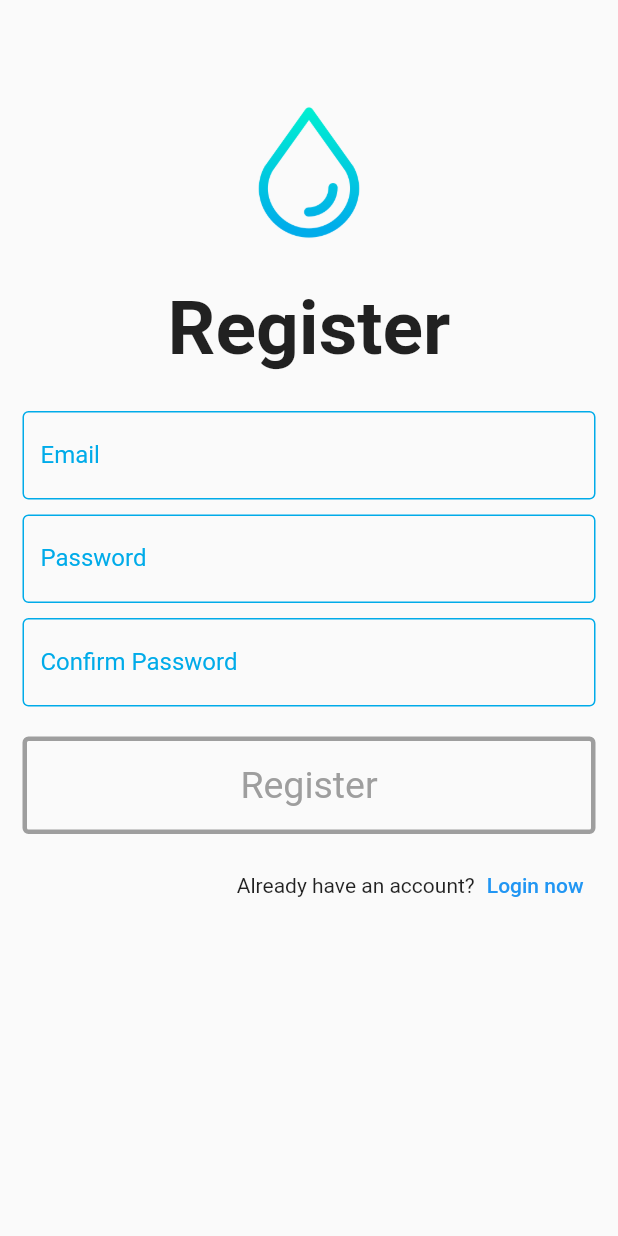
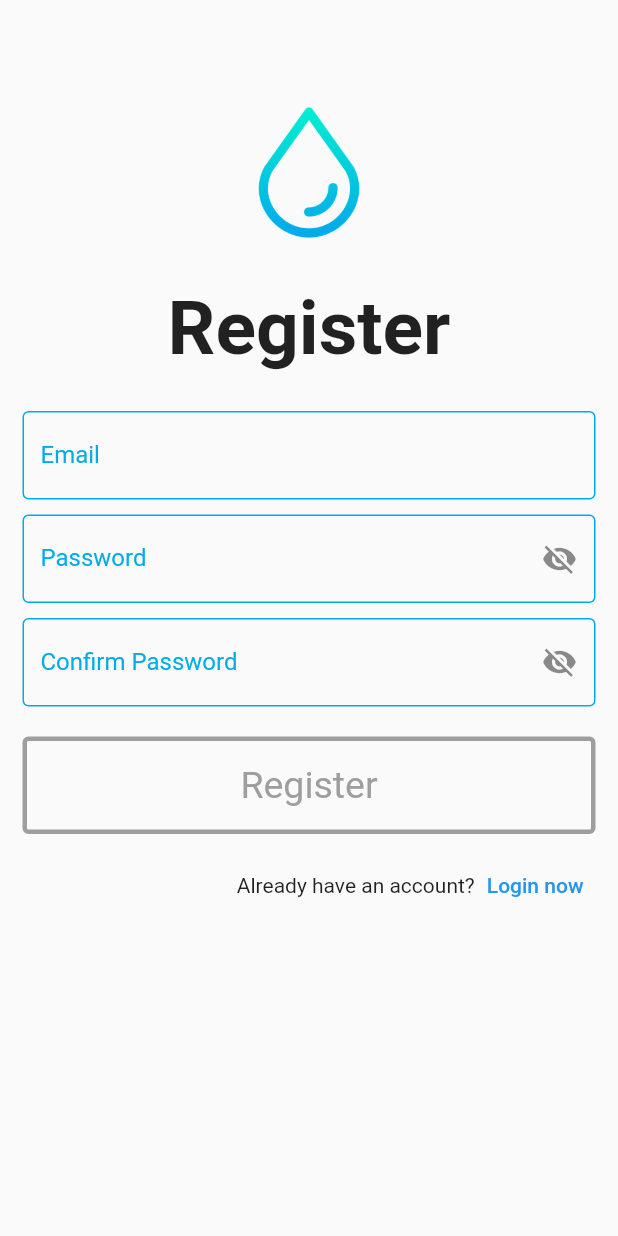
Before and after one commit to duythanh545/note_app, a Flutter app: the screen it shows after launch, after a tap on "Register now", on a phone screen of 412 x 824 dp. Run offline on Flutter 3.47's test engine with Material 2 defaults, Android fonts, the light colour scheme and no system bars; our stand-ins replace cloud_firestore, firebase_auth, firebase_core, google_sign_in; accounts and stored records are empty; network calls fail.

Commit message:
change a little bit

```diff
--- a/lib/components/text_field.dart
+++ b/lib/components/text_field.dart
@@ -16,10 +16,52 @@ class MyTextFiled extends StatelessWidget {
           label: Text(label, style: TextStyle(color: Color(0xFF00ABE9)),),
           enabledBorder: const OutlineInputBorder(
               borderSide: BorderSide(color: Color(0xFF00ABE9))),
-          focusedBorder: OutlineInputBorder(
+          focusedBorder: const OutlineInputBorder(
             borderSide: BorderSide(color: Color(0xFF00DFD5)),
           )),
       obscureText: obscureText,
     );
   }
 }
+
+class MyTextFiledPassword extends StatefulWidget {
+  final String label;
+  final TextEditingController controllerText;
+
+
+
+  const MyTextFiledPassword({Key? key, required this.label, required this.controllerText}) : super(key: key);
+
+  @override
+  State<MyTextFiledPassword> createState() => _MyTextFiledPasswordState();
+}
+
+class _MyTextFiledPasswordState extends State<MyTextFiledPassword> {
+   bool isPasswordVisible = true;
+
+  @override
+  Widget build(BuildContext context) {
+    return TextField(
+      controller: widget.controllerText,
+      decoration: InputDecoration(
+          label: Text(widget.label, style: TextStyle(color: Color(0xFF00ABE9)),),
+          enabledBorder: const OutlineInputBorder(
+              borderSide: BorderSide(color: Color(0xFF00ABE9))),
+          focusedBorder: const OutlineInputBorder(
+            borderSide: BorderSide(color: Color(0xFF00DFD5)),
+          ),
+        suffixIcon: IconButton(
+          icon: isPasswordVisible
+              ? Icon(Icons.visibility_off)
+              : Icon(Icons.visibility),
+          onPressed: () {
+            setState(() {
+              isPasswordVisible = !isPasswordVisible;
+            });
+          },
+        ),
+      ),
+      obscureText: isPasswordVisible,
+    );
+  }
+}
--- a/lib/model/sign_in_model.dart
+++ b/lib/model/sign_in_model.dart
@@ -1,7 +1,8 @@
 import 'package:firebase_auth/firebase_auth.dart';
 import 'package:flutter/material.dart';
 
-void signUserIn(BuildContext context, dynamic emailController, dynamic passwordController) async {
+void signUserIn(BuildContext context, dynamic emailController,
+    dynamic passwordController) async {
   //show loading circle
   showDialog(
     context: context,
@@ -16,8 +17,8 @@ void signUserIn(BuildContext context, dynamic emailController, dynamic passwordC
   try {
     await FirebaseAuth.instance.signInWithEmailAndPassword(
         email: emailController.text, password: passwordController.text);
-    //pop the CircularProgressIndicator()
     Navigator.pop(context);
+
   } on FirebaseAuthException catch (e) {
     //pop the CircularProgressIndicator()
     Navigator.pop(context);
--- a/lib/pages/login_page.dart
+++ b/lib/pages/login_page.dart
@@ -53,9 +53,8 @@ class _LoginPageState extends State<LoginPage> {
                     controllerText: emailController,
                   ),
                   const SizedBox(height: 10),
-                  MyTextFiled(
+                  MyTextFiledPassword(
                     label: 'Password',
-                    obscureText: true,
                     controllerText: passwordController,
                   ),
                   const SizedBox(
--- a/lib/pages/register_page.dart
+++ b/lib/pages/register_page.dart
@@ -51,15 +51,13 @@ class _RegisterPageState extends State<RegisterPage> {
                     controllerText: emailController,
                   ),
                   const SizedBox(height: 10),
-                  MyTextFiled(
+                  MyTextFiledPassword(
                     label: 'Password',
-                    obscureText: true,
                     controllerText: passwordController,
                   ),
                   const SizedBox(height: 10),
-                  MyTextFiled(
+                  MyTextFiledPassword(
                     label: 'Confirm Password',
-                    obscureText: true,
                     controllerText: confirmPasswordController,
                   ),
                   const SizedBox(
```
Also changed, not shown: lib/model/edit_account.dart (+8 -8 lines).
